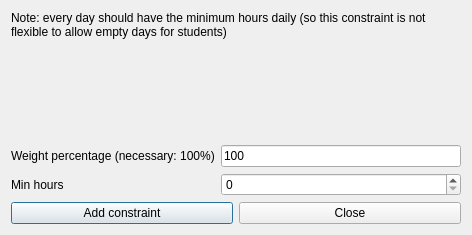
This is src/interface/addconstraintstudentsminhoursdailyform_template.ui in janLo/FET as Qt 5 draws it before an edit. The edited form follows.
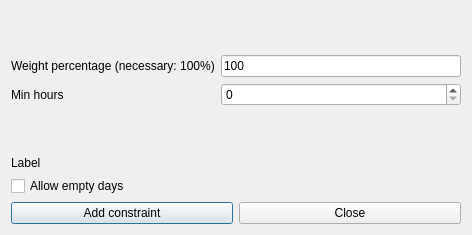
This is the edited form.

```diff
--- a/src/interface/addconstraintstudentsminhoursdailyform_template.ui
+++ b/src/interface/addconstraintstudentsminhoursdailyform_template.ui
@@ -14,45 +14,20 @@
    <string extracomment="This is the title of the dialog to add a new constraint of this type">Add students min hours daily</string>
   </property>
   <layout class="QGridLayout" name="gridLayout">
-   <item row="0" column="0" colspan="2">
-    <widget class="QLabel" name="teacherTextLabel_2">
-     <property name="sizePolicy">
-      <sizepolicy hsizetype="Minimum" vsizetype="Minimum">
-       <horstretch>0</horstretch>
-       <verstretch>0</verstretch>
-      </sizepolicy>
+   <item row="0" column="0">
+    <spacer name="verticalSpacer_2">
+     <property name="orientation">
+      <enum>Qt::Vertical</enum>
      </property>
-     <property name="frameShape">
-      <enum>QFrame::NoFrame</enum>
+     <property name="sizeHint" stdset="0">
+      <size>
+       <width>20</width>
+       <height>42</height>
+      </size>
      </property>
-     <property name="frameShadow">
-      <enum>QFrame::Plain</enum>
-     </property>
-     <property name="text">
-      <string>Note: every day should have the minimum hours daily (so this constraint is not flexible to allow empty days for students)</string>
-     </property>
-     <property name="wordWrap">
-      <bool>true</bool>
-     </property>
-    </widget>
+    </spacer>
    </item>
    <item row="1" column="0">
-    <spacer name="spacer3">
-     <property name="orientation">
-      <enum>Qt::Vertical</enum>
-     </property>
-     <property name="sizeType">
-      <enum>QSizePolicy::Expanding</enum>
-     </property>
-     <property name="sizeHint" stdset="0">
-      <size>
-       <width>20</width>
-       <height>110</height>
-      </size>
-     </property>
-    </spacer>
-   </item>
-   <item row="2" column="0">
     <widget class="QLabel" name="weightTextLabel">
      <property name="frameShape">
       <enum>QFrame::NoFrame</enum>
@@ -68,15 +43,15 @@
      </property>
     </widget>
    </item>
-   <item row="2" column="1">
+   <item row="1" column="1">
     <widget class="QLineEdit" name="weightLineEdit">
      <property name="text">
       <string>100</string>
      </property>
     </widget>
    </item>
-   <item row="3" column="0">
-    <widget class="QLabel" name="maxHoursTextLabel">
+   <item row="2" column="0">
+    <widget class="QLabel" name="minHoursTextLabel">
      <property name="frameShape">
       <enum>QFrame::NoFrame</enum>
      </property>
@@ -91,10 +66,37 @@
      </property>
     </widget>
    </item>
-   <item row="3" column="1">
+   <item row="2" column="1">
     <widget class="QSpinBox" name="minHoursSpinBox"/>
    </item>
+   <item row="3" column="0">
+    <spacer name="verticalSpacer">
+     <property name="orientation">
+      <enum>Qt::Vertical</enum>
+     </property>
+     <property name="sizeHint" stdset="0">
+      <size>
+       <width>20</width>
+       <height>41</height>
+      </size>
+     </property>
+    </spacer>
+   </item>
    <item row="4" column="0" colspan="2">
+    <widget class="QLabel" name="allowLabel">
+     <property name="text">
+      <string notr="true">Label</string>
+     </property>
+    </widget>
+   </item>
+   <item row="5" column="0" colspan="2">
+    <widget class="QCheckBox" name="allowEmptyDaysCheckBox">
+     <property name="text">
+      <string>Allow empty days</string>
+     </property>
+    </widget>
+   </item>
+   <item row="6" column="0" colspan="2">
     <layout class="QHBoxLayout" name="horizontalLayout">
      <item>
       <widget class="QPushButton" name="addConstraintPushButton">
```
Left out of the diff: 1 changed line with no effect on the pictures.
